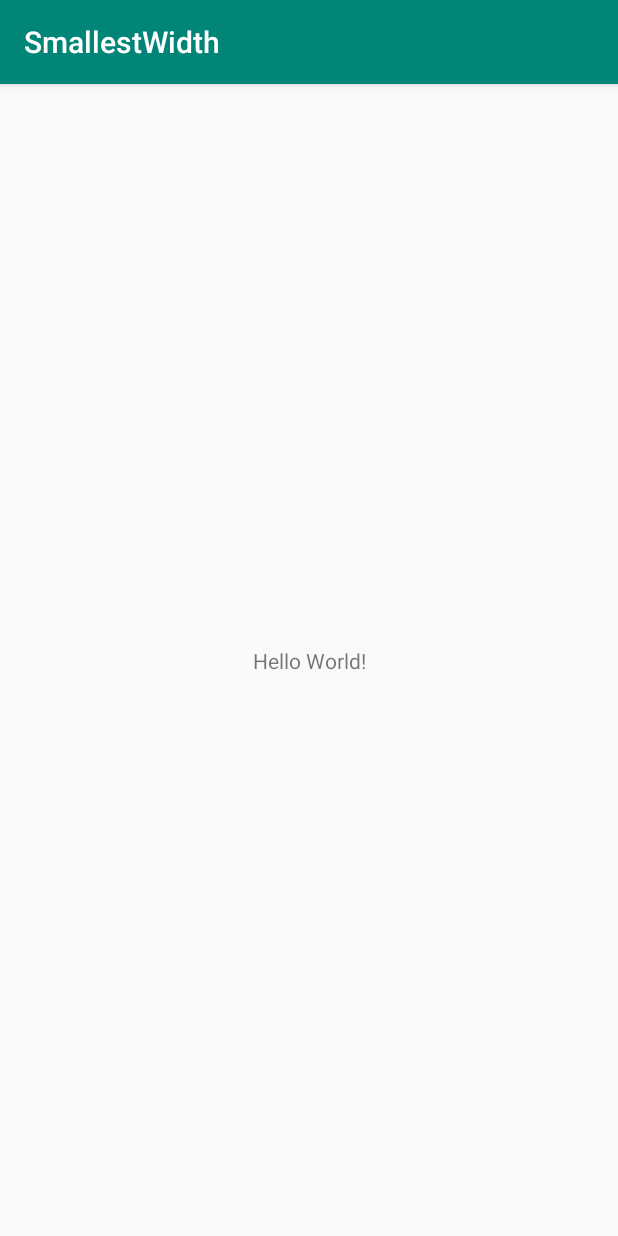
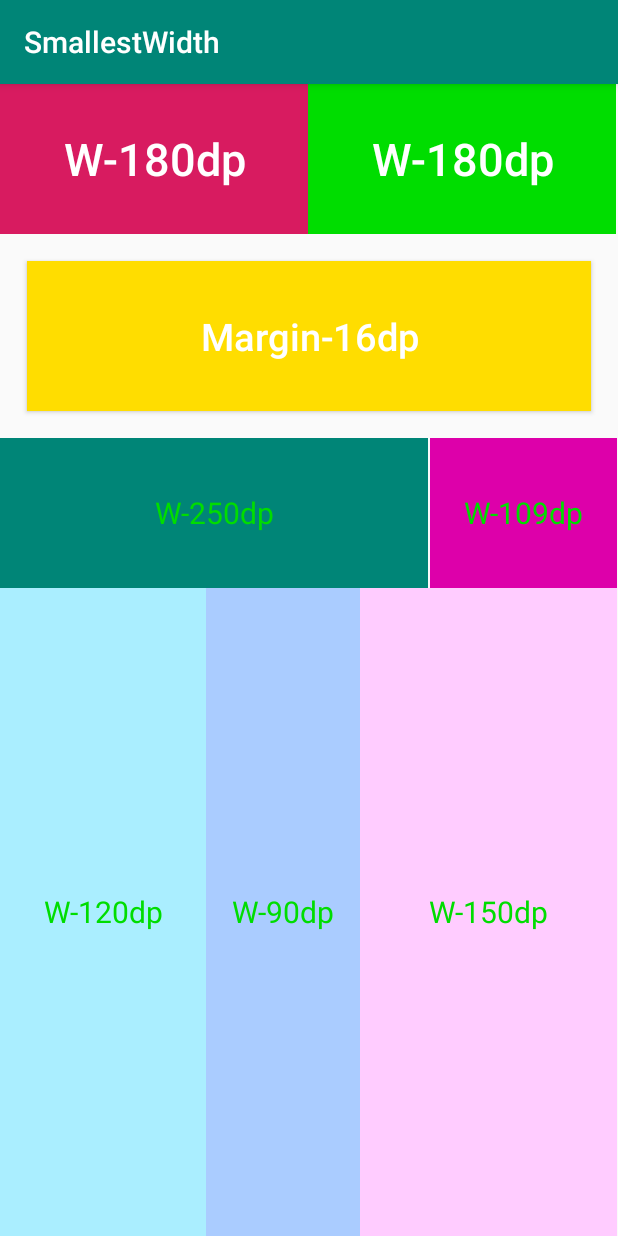
Before and after one commit to lecymeng/ScreenAdaptation, an Android app: the screen it shows after launch (MainActivity), on a phone screen of 412 x 824 dp. Run offline under Robolectric (Android 15) with nearby library versions, the phone set to English and light mode, and no system bars.

Commit message:
最小宽度适配

```diff
--- a/smallestWidth/src/main/java/me/weicools/screen/smallestwidth/MainActivity.java
+++ b/smallestWidth/src/main/java/me/weicools/screen/smallestwidth/MainActivity.java
@@ -1,7 +1,7 @@
 package me.weicools.screen.smallestwidth;
 
+import android.os.Bundle;
 import android.support.v7.app.AppCompatActivity;
-import android.os.Bundle;
 
 public class MainActivity extends AppCompatActivity {
 
--- a/smallestWidth/src/main/res/layout/activity_main.xml
+++ b/smallestWidth/src/main/res/layout/activity_main.xml
@@ -1,19 +1,104 @@
 <?xml version="1.0" encoding="utf-8"?>
-<android.support.constraint.ConstraintLayout
+<LinearLayout
   xmlns:android="http://schemas.android.com/apk/res/android"
-  xmlns:app="http://schemas.android.com/apk/res-auto"
   xmlns:tools="http://schemas.android.com/tools"
   android:layout_width="match_parent"
   android:layout_height="match_parent"
-  tools:context=".MainActivity">
+  android:orientation="vertical"
+  tools:ignore="HardcodedText">
 
-  <TextView
+  <LinearLayout
     android:layout_width="wrap_content"
     android:layout_height="wrap_content"
-    android:text="Hello World!"
-    app:layout_constraintBottom_toBottomOf="parent"
-    app:layout_constraintLeft_toLeftOf="parent"
-    app:layout_constraintRight_toRightOf="parent"
-    app:layout_constraintTop_toTopOf="parent" />
+    android:orientation="horizontal">
 
-</android.support.constraint.ConstraintLayout>
+    <Button
+      android:layout_width="@dimen/dp_180"
+      android:layout_height="100dp"
+      android:background="@color/colorAccent"
+      android:text="W-180dp"
+      android:textAllCaps="false"
+      android:textColor="#fff"
+      android:textSize="30sp" />
+
+    <Button
+      android:layout_width="@dimen/dp_180"
+      android:layout_height="100dp"
+      android:background="#0d0"
+      android:text="W-180dp"
+      android:textAllCaps="false"
+      android:textColor="#fff"
+      android:textSize="30sp" />
+  </LinearLayout>
+
+  <Button
+    android:layout_width="match_parent"
+    android:layout_height="100dp"
+    android:layout_margin="@dimen/dp_16"
+    android:background="#fd0"
+    android:text="Margin-16dp"
+    android:textAllCaps="false"
+    android:textColor="#fff"
+    android:textSize="25sp" />
+
+  <LinearLayout
+    android:layout_width="wrap_content"
+    android:layout_height="wrap_content"
+    android:orientation="horizontal">
+
+    <TextView
+      android:layout_width="@dimen/dp_250"
+      android:layout_height="100dp"
+      android:background="@color/colorPrimary"
+      android:gravity="center"
+      android:text="W-250dp"
+      android:textColor="#0d0"
+      android:textSize="20sp" />
+
+    <View
+      android:layout_width="@dimen/dp_1"
+      android:layout_height="100dp" />
+
+    <TextView
+      android:layout_width="@dimen/dp_109"
+      android:layout_height="100dp"
+      android:background="#d0a"
+      android:gravity="center"
+      android:text="W-109dp"
+      android:textColor="#0d0"
+      android:textSize="20sp" />
+  </LinearLayout>
+
+  <LinearLayout
+    android:layout_width="wrap_content"
+    android:layout_height="match_parent"
+    android:orientation="horizontal">
+
+    <TextView
+      android:layout_width="@dimen/dp_120"
+      android:layout_height="match_parent"
+      android:background="#aef"
+      android:gravity="center"
+      android:text="W-120dp"
+      android:textColor="#0d0"
+      android:textSize="20sp" />
+
+    <TextView
+      android:layout_width="@dimen/dp_90"
+      android:layout_height="match_parent"
+      android:background="#acf"
+      android:gravity="center"
+      android:text="W-90dp"
+      android:textColor="#0d0"
+      android:textSize="20sp" />
+
+    <TextView
+      android:layout_width="@dimen/dp_150"
+      android:layout_height="match_parent"
+      android:background="#fcf"
+      android:gravity="center"
+      android:text="W-150dp"
+      android:textColor="#0d0"
+      android:textSize="20sp" />
+  </LinearLayout>
+</LinearLayout>
--- /dev/null
+++ b/smallestWidth/src/main/res/values-sw300dp/dimens.xml
@@ -0,0 +1,11 @@
+<?xml version="1.0" encoding="utf-8"?>
+<resources>
+    <dimen name="dp_1">0.8333dp</dimen>
+    <dimen name="dp_16">13.3333dp</dimen>
+    <dimen name="dp_90">75.0000dp</dimen>
+    <dimen name="dp_109">90.8333dp</dimen>
+    <dimen name="dp_120">100.0000dp</dimen>
+    <dimen name="dp_150">125.0000dp</dimen>
+    <dimen name="dp_180">150.0000dp</dimen>
+    <dimen name="dp_250">208.3333dp</dimen>
+</resources>
--- /dev/null
+++ b/smallestWidth/src/main/res/values-sw320dp/dimens.xml
@@ -0,0 +1,11 @@
+<?xml version="1.0" encoding="utf-8"?>
+<resources>
+    <dimen name="dp_1">0.8889dp</dimen>
+    <dimen name="dp_16">14.2222dp</dimen>
+    <dimen name="dp_90">80.0000dp</dimen>
+    <dimen name="dp_109">96.8889dp</dimen>
+    <dimen name="dp_120">106.6667dp</dimen>
+    <dimen name="dp_150">133.3333dp</dimen>
+    <dimen name="dp_180">160.0000dp</dimen>
+    <dimen name="dp_250">222.2222dp</dimen>
+</resources>
--- /dev/null
+++ b/smallestWidth/src/main/res/values-sw360dp/dimens.xml
@@ -0,0 +1,11 @@
+<?xml version="1.0" encoding="utf-8"?>
+<resources>
+    <dimen name="dp_1">1.0000dp</dimen>
+    <dimen name="dp_16">16.0000dp</dimen>
+    <dimen name="dp_90">90.0000dp</dimen>
+    <dimen name="dp_109">109.0000dp</dimen>
+    <dimen name="dp_120">120.0000dp</dimen>
+    <dimen name="dp_150">150.0000dp</dimen>
+    <dimen name="dp_180">180.0000dp</dimen>
+    <dimen name="dp_250">250.0000dp</dimen>
+</resources>
--- /dev/null
+++ b/smallestWidth/src/main/res/values-sw384dp/dimens.xml
@@ -0,0 +1,11 @@
+<?xml version="1.0" encoding="utf-8"?>
+<resources>
+    <dimen name="dp_1">1.0667dp</dimen>
+    <dimen name="dp_16">17.0667dp</dimen>
+    <dimen name="dp_90">96.0000dp</dimen>
+    <dimen name="dp_109">116.2667dp</dimen>
+    <dimen name="dp_120">128.0000dp</dimen>
+    <dimen name="dp_150">160.0000dp</dimen>
+    <dimen name="dp_180">192.0000dp</dimen>
+    <dimen name="dp_250">266.6667dp</dimen>
+</resources>
--- /dev/null
+++ b/smallestWidth/src/main/res/values-sw392dp/dimens.xml
@@ -0,0 +1,11 @@
+<?xml version="1.0" encoding="utf-8"?>
+<resources>
+    <dimen name="dp_1">1.0889dp</dimen>
+    <dimen name="dp_16">17.4222dp</dimen>
+    <dimen name="dp_90">98.0000dp</dimen>
+    <dimen name="dp_109">118.6889dp</dimen>
+    <dimen name="dp_120">130.6667dp</dimen>
+    <dimen name="dp_150">163.3333dp</dimen>
+    <dimen name="dp_180">196.0000dp</dimen>
+    <dimen name="dp_250">272.2222dp</dimen>
+</resources>
--- /dev/null
+++ b/smallestWidth/src/main/res/values-sw411dp/dimens.xml
@@ -0,0 +1,11 @@
+<?xml version="1.0" encoding="utf-8"?>
+<resources>
+    <dimen name="dp_1">1.1417dp</dimen>
+    <dimen name="dp_16">18.2667dp</dimen>
+    <dimen name="dp_90">102.7500dp</dimen>
+    <dimen name="dp_109">124.4417dp</dimen>
+    <dimen name="dp_120">137.0000dp</dimen>
+    <dimen name="dp_150">171.2500dp</dimen>
+    <dimen name="dp_180">205.5000dp</dimen>
+    <dimen name="dp_250">285.4167dp</dimen>
+</resources>
--- /dev/null
+++ b/smallestWidth/src/main/res/values-sw440dp/dimens.xml
@@ -0,0 +1,11 @@
+<?xml version="1.0" encoding="utf-8"?>
+<resources>
+    <dimen name="dp_1">1.2222dp</dimen>
+    <dimen name="dp_16">19.5556dp</dimen>
+    <dimen name="dp_90">110.0000dp</dimen>
+    <dimen name="dp_109">133.2222dp</dimen>
+    <dimen name="dp_120">146.6667dp</dimen>
+    <dimen name="dp_150">183.3333dp</dimen>
+    <dimen name="dp_180">220.0000dp</dimen>
+    <dimen name="dp_250">305.5556dp</dimen>
+</resources>
--- /dev/null
+++ b/smallestWidth/src/main/res/values-sw480dp/dimens.xml
@@ -0,0 +1,11 @@
+<?xml version="1.0" encoding="utf-8"?>
+<resources>
+    <dimen name="dp_1">1.3333dp</dimen>
+    <dimen name="dp_16">21.3333dp</dimen>
+    <dimen name="dp_90">120.0000dp</dimen>
+    <dimen name="dp_109">145.3333dp</dimen>
+    <dimen name="dp_120">160.0000dp</dimen>
+    <dimen name="dp_150">200.0000dp</dimen>
+    <dimen name="dp_180">240.0000dp</dimen>
+    <dimen name="dp_250">333.3333dp</dimen>
+</resources>
--- /dev/null
+++ b/smallestWidth/src/main/res/values-sw533dp/dimens.xml
@@ -0,0 +1,11 @@
+<?xml version="1.0" encoding="utf-8"?>
+<resources>
+    <dimen name="dp_1">1.4806dp</dimen>
+    <dimen name="dp_16">23.6889dp</dimen>
+    <dimen name="dp_90">133.2500dp</dimen>
+    <dimen name="dp_109">161.3806dp</dimen>
+    <dimen name="dp_120">177.6667dp</dimen>
+    <dimen name="dp_150">222.0833dp</dimen>
+    <dimen name="dp_180">266.5000dp</dimen>
+    <dimen name="dp_250">370.1389dp</dimen>
+</resources>
--- /dev/null
+++ b/smallestWidth/src/main/res/values-sw592dp/dimens.xml
@@ -0,0 +1,11 @@
+<?xml version="1.0" encoding="utf-8"?>
+<resources>
+    <dimen name="dp_1">1.6444dp</dimen>
+    <dimen name="dp_16">26.3111dp</dimen>
+    <dimen name="dp_90">148.0000dp</dimen>
+    <dimen name="dp_109">179.2444dp</dimen>
+    <dimen name="dp_120">197.3333dp</dimen>
+    <dimen name="dp_150">246.6667dp</dimen>
+    <dimen name="dp_180">296.0000dp</dimen>
+    <dimen name="dp_250">411.1111dp</dimen>
+</resources>
--- /dev/null
+++ b/smallestWidth/src/main/res/values-sw640dp/dimens.xml
@@ -0,0 +1,11 @@
+<?xml version="1.0" encoding="utf-8"?>
+<resources>
+    <dimen name="dp_1">1.7778dp</dimen>
+    <dimen name="dp_16">28.4444dp</dimen>
+    <dimen name="dp_90">160.0000dp</dimen>
+    <dimen name="dp_109">193.7778dp</dimen>
+    <dimen name="dp_120">213.3333dp</dimen>
+    <dimen name="dp_150">266.6667dp</dimen>
+    <dimen name="dp_180">320.0000dp</dimen>
+    <dimen name="dp_250">444.4444dp</dimen>
+</resources>
--- /dev/null
+++ b/smallestWidth/src/main/res/values/dimens.xml
@@ -0,0 +1,11 @@
+<?xml version="1.0" encoding="utf-8"?>
+<resources>
+  <dimen name="dp_1">1dp</dimen>
+  <dimen name="dp_16">16dp</dimen>
+  <dimen name="dp_90">90dp</dimen>
+  <dimen name="dp_109">109dp</dimen>
+  <dimen name="dp_120">120dp</dimen>
+  <dimen name="dp_150">150dp</dimen>
+  <dimen name="dp_180">180dp</dimen>
+  <dimen name="dp_250">250dp</dimen>
+</resources>
```
Also changed, not shown: 1 other file.
